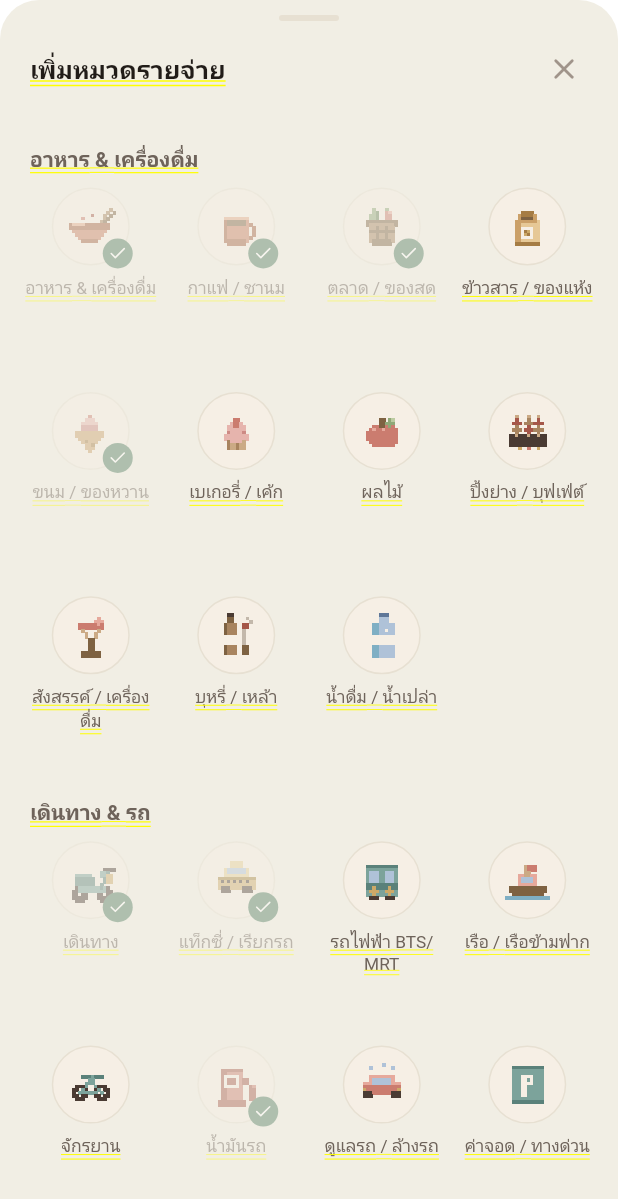
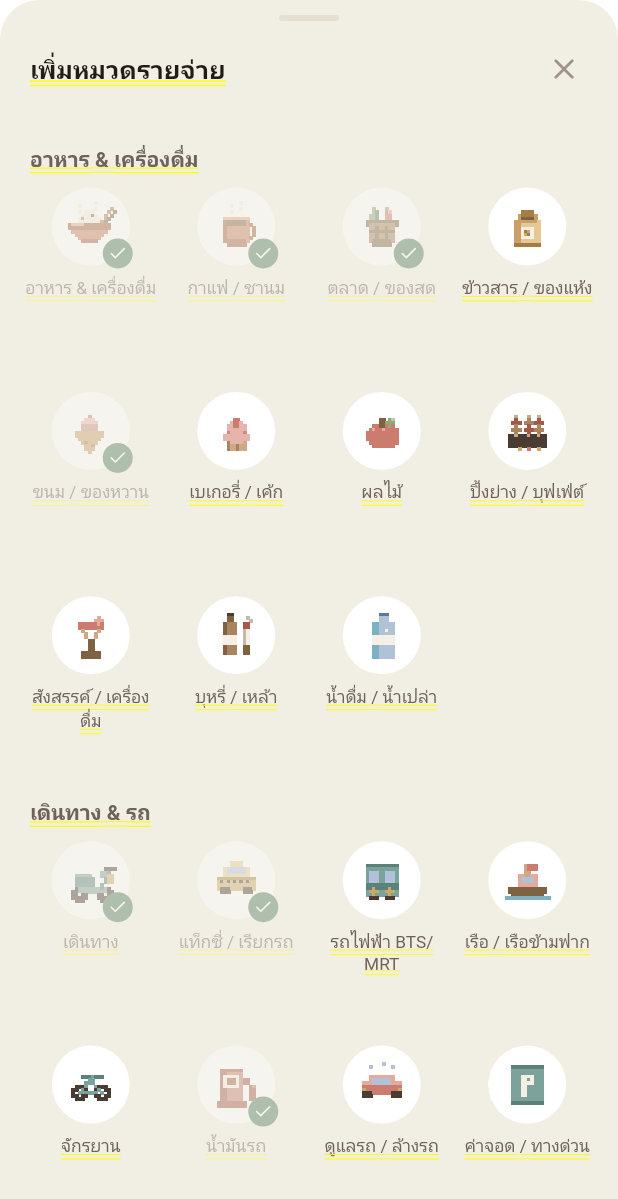
Before and after one commit to AfnanYapu09/-MoneyBun, a Flutter app: the AddCategorySheet screen opened directly, on a phone screen of 412 x 824 dp. Shown: the top 1199 px of the screen. Run offline on Flutter 3.47's test engine with Material 3 defaults, Android fonts, the phone set to English and light mode, and no system bars; our stand-ins replace cloud_firestore, drift, drift_flutter, firebase_auth, firebase_core, flutter_riverpod and 6 more; missing offline and left inert: google_mlkit_text_recognition, mobile_scanner, photo_manager; accounts and stored records are empty; generated files the repository leaves out were written again; Roboto replaces fonts that are missing (Ibm Plex Sans Thai, Mitr).

Commit message:
Render pixel category icons on a clean white borderless disc
The cream tile + hairline border read as a boxy floating chip that clashed
with the app's soft rounded style. Switch the pixel-icon tile to a plain
white fill with no border (app-wide via CategoryGlyph) and nudge the glyph
slightly larger, so the colourful art pops and the chip blends in.

Co-Authored-By: Claude Opus 4.8 <noreply@anthropic.com>
Claude-Session: https://claude.ai/code/session_01X2G7Y1LA5Xdct72m9MkHbn

```diff
--- a/lib/core/theme/colors.dart
+++ b/lib/core/theme/colors.dart
@@ -28,9 +28,9 @@ class AppColors {
   static const Color line = Color(0xFFE7E0D2); // borders, dividers
   static const Color toggleOff = Color(0xFFD8D0C2); // off-state switch track
 
-  // Cream tile behind a full-colour pixel-art icon (matches the Bun Pixel
-  // Icons design handoff's #F6EFE5 swatches).
-  static const Color pixelTile = Color(0xFFF6EFE5);
+  // Clean white disc behind a full-colour pixel-art icon, so the art pops and
+  // the chip reads as a soft borderless circle in line with the app.
+  static const Color pixelTile = Color(0xFFFFFFFF);
 
   // Positive / income
   static const Color green = Color(0xFF4E7A5E);
--- a/lib/core/widgets/pixel_icon.dart
+++ b/lib/core/widgets/pixel_icon.dart
@@ -136,11 +136,10 @@ class CategoryGlyph extends StatelessWidget {
         color: AppColors.pixelTile,
         shape: circle ? BoxShape.circle : BoxShape.rectangle,
         borderRadius: circle ? null : BorderRadius.circular(radius),
-        border: Border.all(color: AppColors.line),
       ),
       alignment: Alignment.center,
       // A square glyph in a circle needs more inset so its corners stay inside.
-      child: PixelIcon(iconKey, size: size * (circle ? 0.64 : 0.72)),
+      child: PixelIcon(iconKey, size: size * (circle ? 0.66 : 0.74)),
     );
   }
 }
```
